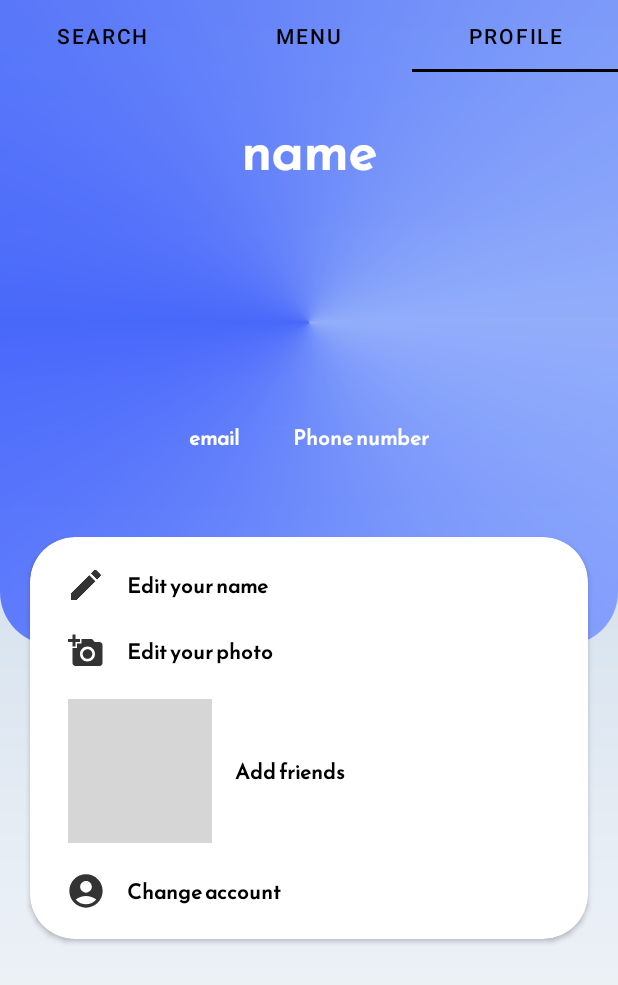
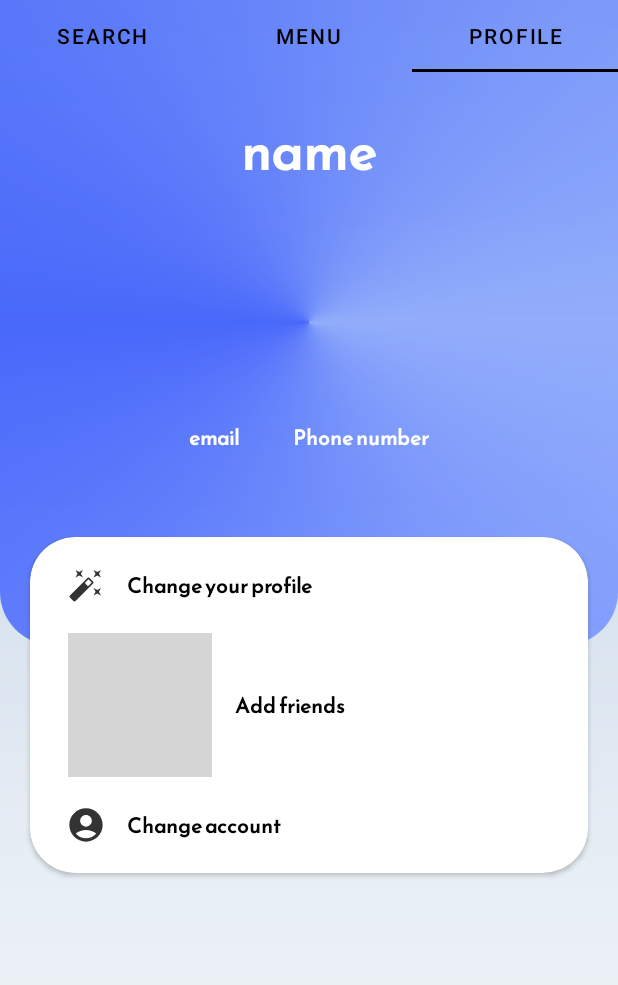
Before and after one commit to DogNer/smile_ukraine, an Android app: the screen it shows after launch once a user with an empty profile is signed in (MainActivity), tab 3 chosen, on a phone screen of 412 x 824 dp. Shown: the top 985 px of the screen. Run offline under Robolectric (Android 15) with nearby library versions, the phone set to English and light mode, and no system bars; our stand-ins replace CircleImageView, Firebase (no records; nobody signed in at launch, a user with empty details on screens opened directly); libraries missing offline, so code that uses them is left out: com.rengwuxian.materialedittext, com.theartofdev.edmodo; pictures from the network do not load; Roboto replaces fonts that are not available here; 6 statements that could not run were skipped; grey boxes are pictures that could not be loaded.

Commit message:
//final version

```diff
--- a/app/src/main/java/com/example/smile_ukraine/screen/Personal_settings.java
+++ b/app/src/main/java/com/example/smile_ukraine/screen/Personal_settings.java
@@ -117,20 +117,10 @@ public class Personal_settings extends Fragment {
         username = view.findViewById(R.id.userName);
         emailUser = view.findViewById(R.id.emailUser);
         numberUser = view.findViewById(R.id.numberUser);
-        editNameBtn = view.findViewById(R.id.edit_name);
         addAccountBtn = view.findViewById(R.id.add_account_btn);
         addFriends = view.findViewById(R.id.add_friends);
         pers_photo = view.findViewById(R.id.personal_photo);
         editPhotoText = view.findViewById(R.id.edit_photo);
-
-
-        editNameBtn.setOnClickListener(new View.OnClickListener() {
-            @Override
-            public void onClick(View view) {
-                Intent intent = new Intent(getActivity(), ProfileActivity.class);
-                startActivity(intent);
-            }
-        });
 
         addAccountBtn.setOnClickListener(new View.OnClickListener() {
             @Override
--- a/app/src/main/java/com/example/smile_ukraine/screen/Status.java
+++ b/app/src/main/java/com/example/smile_ukraine/screen/Status.java
@@ -159,8 +159,12 @@ public class Status extends Fragment {
                     mUsers.clear();
                     for (DataSnapshot dataSnapshot : snapshot.getChildren()){
                         User user = dataSnapshot.getValue(User.class);
-                        if (!firebaseUser.getUid().equals(user.getId()))
-                        mUsers.add(user);
+
+                        id = firebaseUser.getUid();
+
+                        if (!id.equals(user.getId())) {
+                            mUsers.add(user);
+                        }
                     }
 
                     userAdapter.notifyDataSetChanged();
--- a/app/src/main/res/layout/fragment_personal_settings.xml
+++ b/app/src/main/res/layout/fragment_personal_settings.xml
@@ -108,33 +108,7 @@
                     <ImageView
                         android:layout_width="wrap_content"
                         android:layout_height="wrap_content"
-                        android:src="@drawable/editimage"
-                        />
-
-                    <TextView
-                        android:id="@+id/edit_name"
-                        android:layout_width="match_parent"
-                        android:layout_height="wrap_content"
-                        android:layout_marginHorizontal="15dp"
-                        android:fontFamily="@font/reem_kufi"
-                        android:text="@string/text_edit_name"
-                        android:textColor="@color/black"
-                        android:textStyle="bold" />
-
-                </LinearLayout>
-
-                <LinearLayout
-                    android:layout_width="wrap_content"
-                    android:layout_height="wrap_content"
-                    android:orientation="horizontal"
-                    android:layout_marginVertical="10dp"
-                    android:gravity="center_vertical"
-                    android:layout_marginHorizontal="15dp">
-
-                    <ImageView
-                        android:layout_width="wrap_content"
-                        android:layout_height="wrap_content"
-                        android:src="@drawable/change_photo"/>
+                        android:src="@drawable/change_star_btn"/>
 
                     <TextView
                         android:id="@+id/edit_photo"
@@ -142,7 +116,7 @@
                         android:layout_height="wrap_content"
                         android:layout_marginHorizontal="15dp"
                         android:fontFamily="@font/reem_kufi"
-                        android:text="@string/text_edit_photo"
+                        android:text="Change your profile"
                         android:textColor="@color/black"
                         android:textStyle="bold" />
 
```
